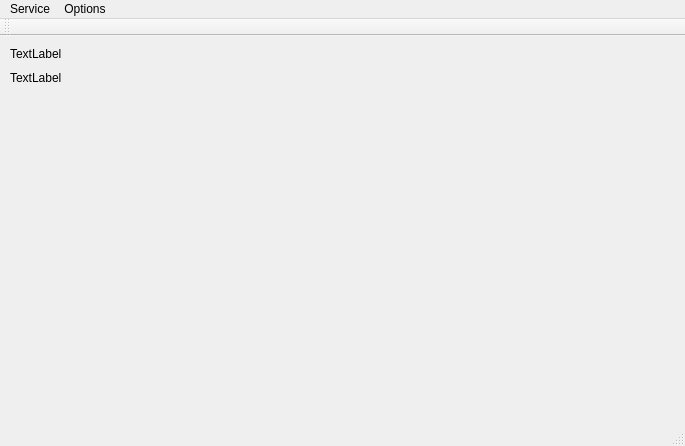
Old version of the form src/MouseManagerProject/mainwindow.ui in the repository valeriyasyomina/MouseListener.
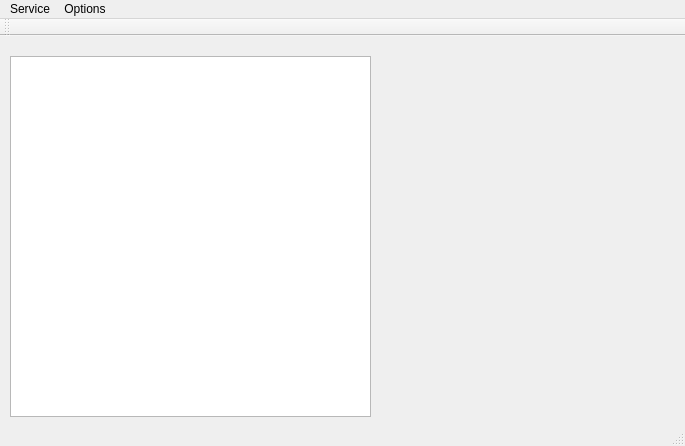
New version of the form.

Commit message: Inerface changed. Slot and signal for server start changed

```diff
--- a/src/MouseManagerProject/mainwindow.ui
+++ b/src/MouseManagerProject/mainwindow.ui
@@ -14,30 +14,14 @@
    <string>Mouse listener</string>
   </property>
   <widget class="QWidget" name="centralWidget">
-   <widget class="QLabel" name="lblServerInfo">
+   <widget class="QListWidget" name="lstClients">
     <property name="geometry">
      <rect>
       <x>10</x>
-      <y>10</y>
-      <width>381</width>
-      <height>16</height>
+      <y>20</y>
+      <width>361</width>
+      <height>361</height>
      </rect>
-    </property>
-    <property name="text">
-     <string>TextLabel</string>
-    </property>
-   </widget>
-   <widget class="QLabel" name="lblClientsInfo">
-    <property name="geometry">
-     <rect>
-      <x>10</x>
-      <y>34</y>
-      <width>381</width>
-      <height>16</height>
-     </rect>
-    </property>
-    <property name="text">
-     <string>TextLabel</string>
     </property>
    </widget>
   </widget>
```
The commit also changes 6 other files.
